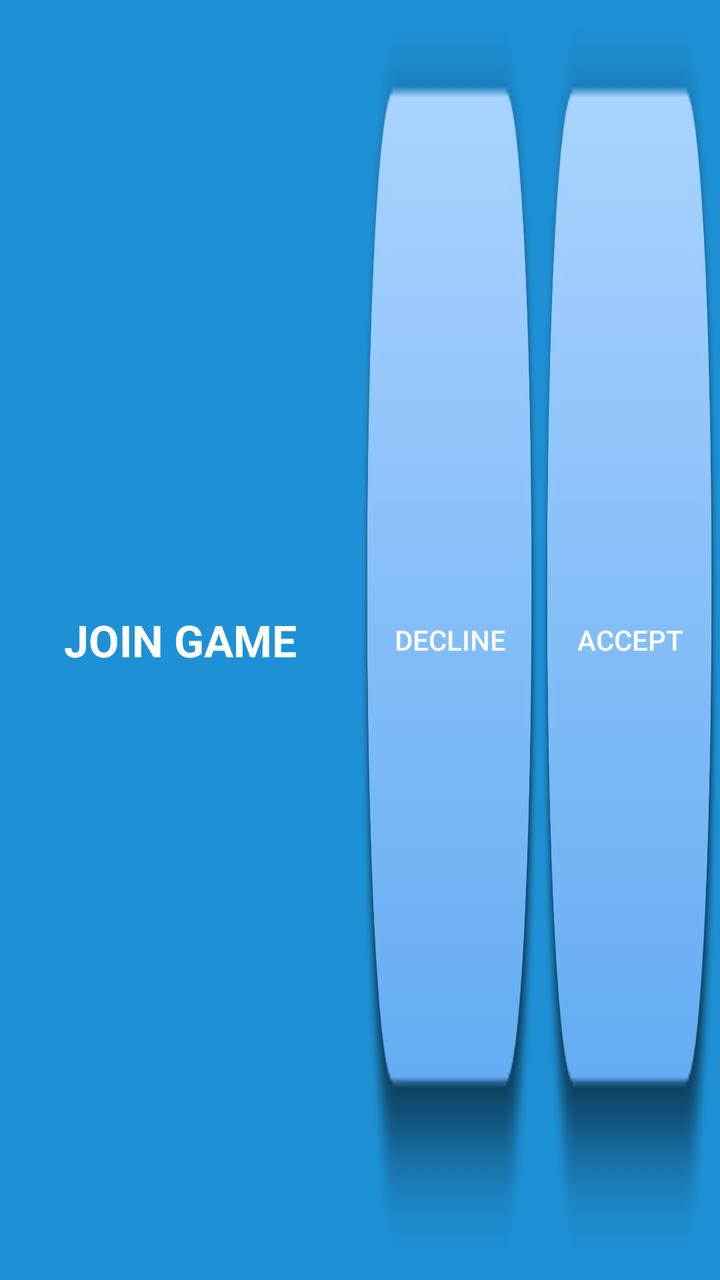
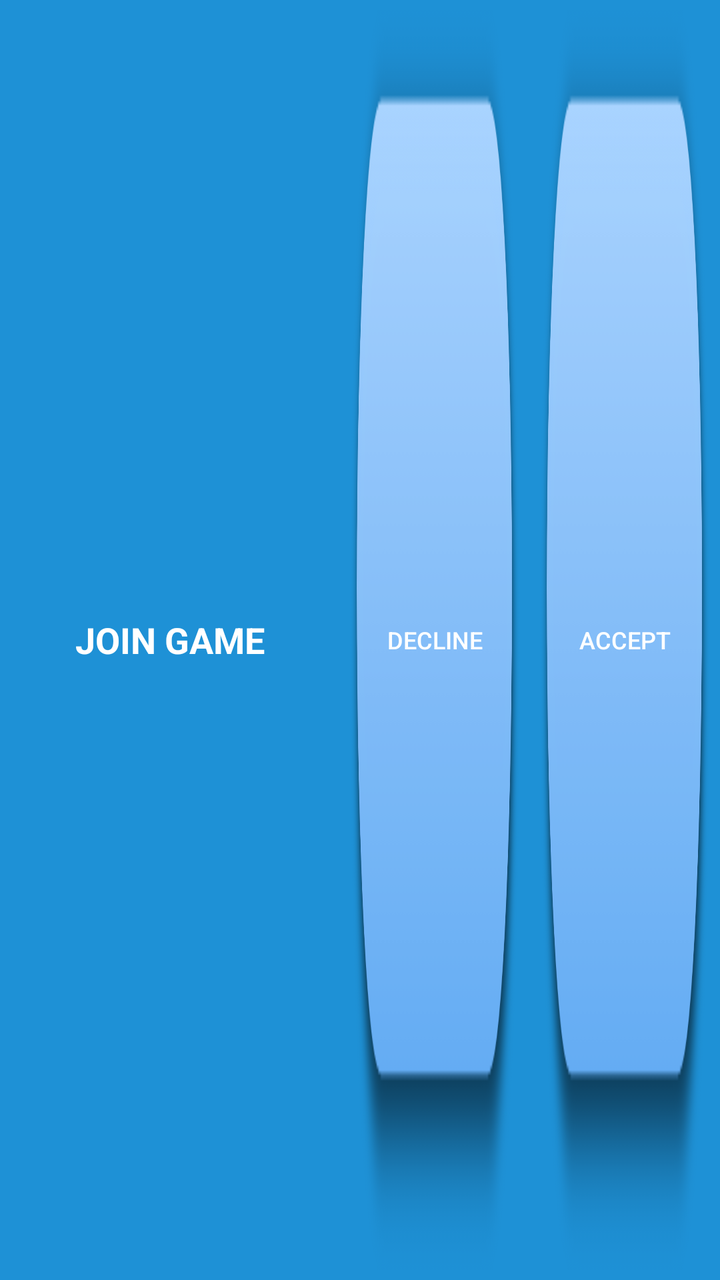

Before-and-after screenshots of an Android layout around one commit, followed by the original layout XML and the change that was made.
<!-- AndroidManifest.xml: application theme AppTheme -->
<!-- res/layout/activity_invite.xml -->
<?xml version="1.0" encoding="utf-8"?>
<LinearLayout xmlns:android="http://schemas.android.com/apk/res/android"
    android:layout_width="match_parent"
    android:layout_height="50dp"
    android:background="@color/color2"
    android:orientation="horizontal"
    android:weightSum="100">

    <TextView
        android:id="@+id/incoming_invitation_text"
        android:layout_width="0dp"
        android:layout_height="match_parent"
        android:layout_weight="50"
        android:gravity="center"
        android:text="JOIN GAME"
        android:textColor="@color/white"
        android:textSize="22sp"
        android:textStyle="bold" />

    <Button
        android:id="@+id/decline_button"
        android:layout_width="0dp"
        android:layout_height="match_parent"
        android:layout_weight="25"
        android:background="@drawable/multiplayer_button"
        android:text="Decline"
        android:textColor="@color/white" />

    <Button
        android:id="@+id/button_accept_popup_invitation"
        android:layout_width="0dp"
        android:layout_height="match_parent"
        android:layout_weight="25"
        android:background="@drawable/multiplayer_button"
        android:text="Accept"
        android:textColor="@color/white" />
</LinearLayout>
<!-- resources referenced by this layout -->
<resources>
  <color name="color2">#1e91d6</color>
  <color name="white">#ffffff</color>
  <!-- drawable multiplayer_button (drawable-nodpi) -->
  <?xml version="1.0" encoding="utf-8"?>
  <selector xmlns:android="http://schemas.android.com/apk/res/android">
      
      
      <item android:state_pressed="true" android:drawable="@drawable/orange3dpressed" />
      <item android:drawable="@drawable/orange3d" />
  </selector>
  <style name="AppTheme" parent="Theme.AppCompat.Light.NoActionBar">
      <item name="colorPrimary">@color/colorPrimary</item>
      <item name="colorPrimaryDark">@color/colorPrimaryDark</item>
      <item name="colorAccent">@color/colorAccent</item>
      <item name="preferenceTheme">@style/PreferenceThemeOverlay.v14.Material</item>
  
  </style>
  <!-- drawable orange3dpressed: png bitmap (drawable-nodpi, 13531 bytes) -->
  <!-- drawable orange3d: png bitmap (drawable-nodpi, 12709 bytes) -->
  <color name="colorPrimary">#FFFFFF</color>
  <color name="colorPrimaryDark">#454444</color>
  <color name="colorAccent">#1e91d6</color>
</resources>

<!-- the commit's change to res/layout/activity_invite.xml (unified diff, before → after) -->
@@ -14,24 +14,28 @@
         android:gravity="center"
         android:text="JOIN GAME"
         android:textColor="@color/white"
-        android:textSize="22sp"
+        android:textSize="18sp"
         android:textStyle="bold" />
 
     <Button
         android:id="@+id/decline_button"
         android:layout_width="0dp"
         android:layout_height="match_parent"
+        android:layout_margin="5dp"
         android:layout_weight="25"
         android:background="@drawable/multiplayer_button"
         android:text="Decline"
-        android:textColor="@color/white" />
+        android:textColor="@color/white"
+        android:textSize="12sp" />
 
     <Button
         android:id="@+id/button_accept_popup_invitation"
         android:layout_width="0dp"
         android:layout_height="match_parent"
+        android:layout_margin="5dp"
         android:layout_weight="25"
         android:background="@drawable/multiplayer_button"
         android:text="Accept"
-        android:textColor="@color/white" />
+        android:textColor="@color/white"
+        android:textSize="12sp" />
 </LinearLayout>
